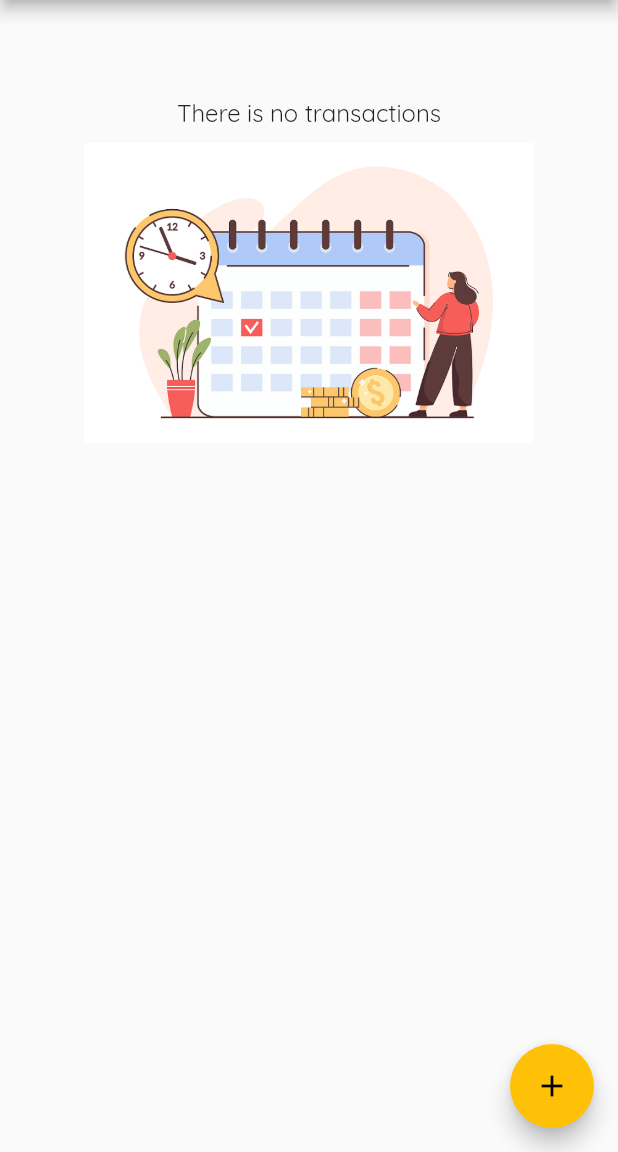
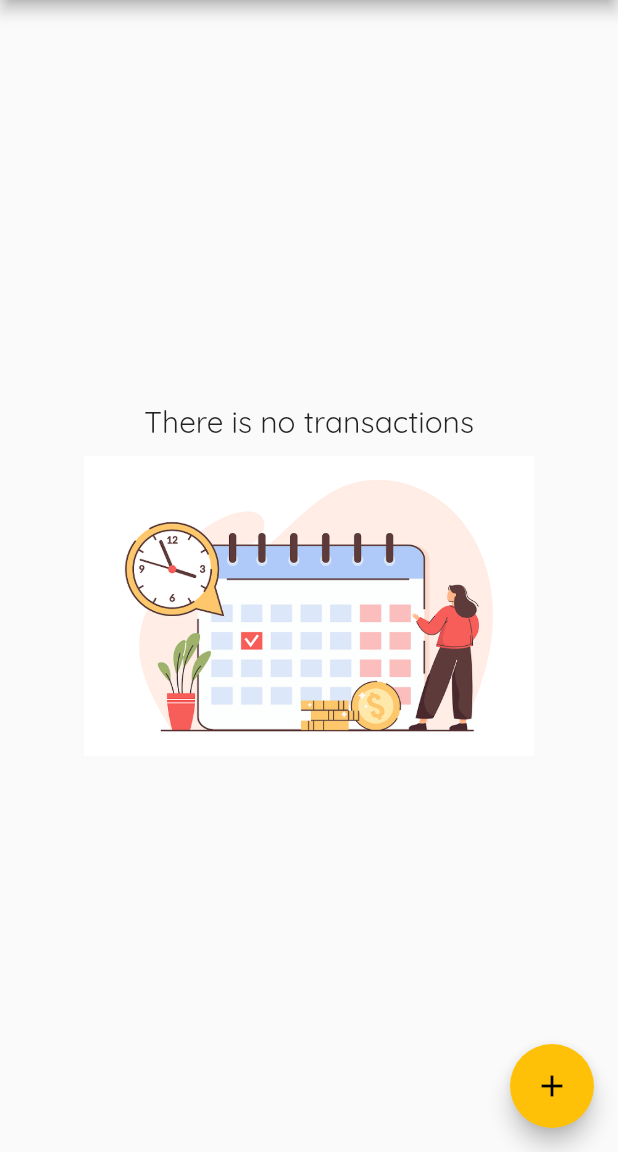
Before and after one commit to edvaldoperreira/personal_expanses, a Flutter app: the screen it shows after launch, on a phone screen of 412 x 824 dp, the part 84-1236 px from its top. Run offline on Flutter 3.47's test engine with Material 2 defaults, Android fonts, the phone set to English and light mode, and no system bars.

Commit message:
Working with heights

```diff
--- a/lib/components/transaction_list.dart
+++ b/lib/components/transaction_list.dart
@@ -11,15 +11,13 @@ class TransactionList extends StatelessWidget {
 
   @override
   Widget build(BuildContext context) {
-    return SizedBox(
-      height: 330,
-      child: transactions.isEmpty
+    return transactions.isEmpty
         ? Column(
-              mainAxisAlignment: MainAxisAlignment.center,
             children: [
               Text(
                 'There is no transactions',
-                  style: Theme.of(context).textTheme.titleMedium,
+                style: TextStyle(
+                    fontSize: 20 * MediaQuery.of(context).textScaleFactor),
               ),
               Padding(
                 padding: const EdgeInsets.all(10.0),
@@ -39,8 +37,7 @@ class TransactionList extends StatelessWidget {
               final item = transactions[index];
               return Card(
                 elevation: 5,
-                  margin:
-                      const EdgeInsets.symmetric(vertical: 5, horizontal: 5),
+                margin: const EdgeInsets.symmetric(vertical: 5, horizontal: 5),
                 child: ListTile(
                   leading: CircleAvatar(
                     radius: 30,
@@ -67,7 +64,6 @@ class TransactionList extends StatelessWidget {
                 ),
               );
             },
-            ),
           );
   }
 }
--- a/lib/main.dart
+++ b/lib/main.dart
@@ -82,8 +82,7 @@ class _MyHomePageState extends State<MyHomePage> {
 
   @override
   Widget build(BuildContext context) {
-    return Scaffold(
-      appBar: AppBar(
+    final appBar = AppBar(
       title: const Text('Personal Expenses'),
       actions: [
         IconButton(
@@ -91,17 +90,26 @@ class _MyHomePageState extends State<MyHomePage> {
           icon: const Icon(Icons.add),
         ),
       ],
-      ),
+    );
+
+    final availableHeight = MediaQuery.of(context).size.height -
+        appBar.preferredSize.height -
+        MediaQuery.of(context).padding.top;
+
+    return Scaffold(
+      appBar: appBar,
       body: SingleChildScrollView(
         child: Column(
           crossAxisAlignment: CrossAxisAlignment.stretch,
           children: [
-            Chart(_recentTransactions),
-            Column(
-              children: [
-                TransactionList(_transactions, _removeTransaction),
-              ],
-            )
+            SizedBox(
+              height: availableHeight * 0.35,
+              child: Chart(_recentTransactions),
+            ),
+            SizedBox(
+              height: availableHeight * 0.65,
+              child: TransactionList(_transactions, _removeTransaction),
+            ),
           ],
         ),
       ),
```
Also changed, not shown: lib/components/chart_bar.dart (+20 -8 lines). Lines whose indentation alone changed are shown as unchanged.
